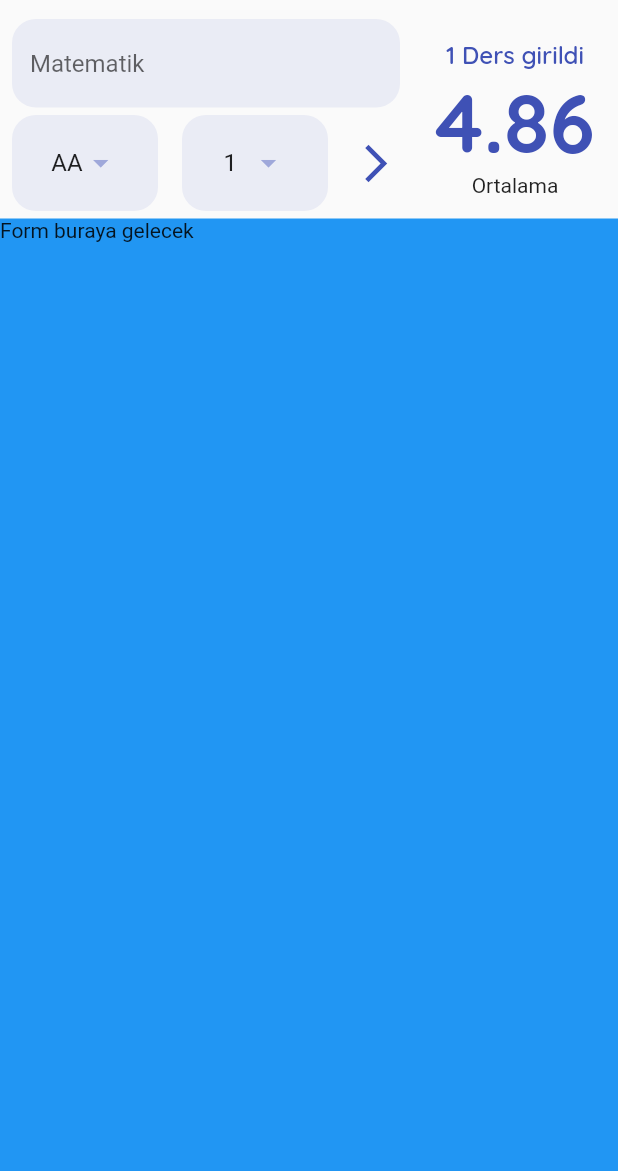
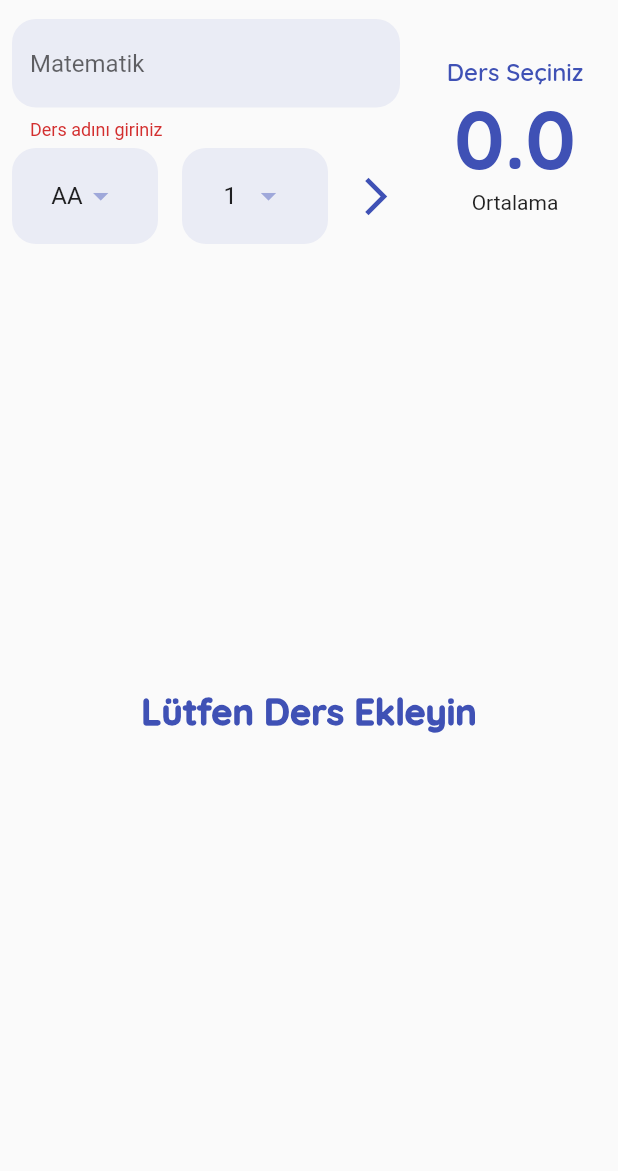
Before and after one commit to durmus-pala/flutterLessons, a Flutter app: the screen it shows after launch, after a tap on the "arrow forward ios" icon, on a phone screen of 412 x 824 dp, the part 65-1236 px from its top. Run offline on Flutter 3.47's test engine with Material 2 defaults, Android fonts, the phone set to English and light mode, and no system bars; our stand-ins replace google_fonts, palette_generator; missing offline and left inert: dart:ffi.

Commit message:
complete ortalama_hesapla_app

```diff
--- a/dinamik_not_ort/dinamik_ortalama_hesapla/lib/helper/data_helper.dart
+++ b/dinamik_not_ort/dinamik_ortalama_hesapla/lib/helper/data_helper.dart
@@ -1,6 +1,25 @@
+import 'package:dinamik_ortalama_hesapla/model/ders.dart';
 import 'package:flutter/material.dart';
 
 class DataHelper {
+  static List<Ders> tumEklenenDersler = [];
+
+  static dersEkle(Ders ders) {
+    tumEklenenDersler.add(ders);
+  }
+
+  static double ortalamaHesapla() {
+    double toplamNot = 0;
+    double toplamKredi = 0;
+
+    tumEklenenDersler.forEach((element) {
+      toplamNot = toplamNot + (element.krediDegeri * element.harfDegeri);
+      toplamKredi += element.krediDegeri;
+    });
+
+    return toplamNot / toplamKredi;
+  }
+
   static List<String> _tumDersHarfleri() {
     return ['AA', 'BA', 'BB', 'CB', 'CC', 'DC', 'DD', 'FD', 'FF'];
   }
--- /dev/null
+++ b/dinamik_not_ort/dinamik_ortalama_hesapla/lib/model/ders.dart
@@ -0,0 +1,13 @@
+class Ders {
+  final String ad;
+  final double harfDegeri;
+  final double krediDegeri;
+
+  Ders({required this.ad, required this.harfDegeri, required this.krediDegeri});
+
+  @override
+  String toString() {
+    // TODO: implement toString
+    return '$ad, $harfDegeri, $krediDegeri';
+  }
+}
--- /dev/null
+++ b/dinamik_not_ort/dinamik_ortalama_hesapla/lib/widgets/ders_listesi.dart
@@ -0,0 +1,49 @@
+import 'package:dinamik_ortalama_hesapla/constants/app_constant.dart';
+import 'package:dinamik_ortalama_hesapla/helper/data_helper.dart';
+import 'package:dinamik_ortalama_hesapla/model/ders.dart';
+import 'package:flutter/material.dart';
+
+class DersListesi extends StatelessWidget {
+  final Function onElemanCikarildi;
+  const DersListesi({required this.onElemanCikarildi, Key? key})
+      : super(key: key);
+
+  @override
+  Widget build(BuildContext context) {
+    List<Ders> tumDersler = DataHelper.tumEklenenDersler;
+    return tumDersler.isNotEmpty
+        ? (ListView.builder(
+            itemCount: tumDersler.length,
+            itemBuilder: (context, index) {
+              return Dismissible(
+                key: UniqueKey(),
+                direction: DismissDirection.startToEnd,
+                onDismissed: (a) {
+                  onElemanCikarildi(index);
+                },
+                child: Padding(
+                  padding: const EdgeInsets.all(2.0),
+                  child: Card(
+                      child: ListTile(
+                    title: Text(tumDersler[index].ad),
+                    leading: CircleAvatar(
+                      backgroundColor: Sabitler.anaRenk,
+                      child: Text((tumDersler[index].harfDegeri *
+                              tumDersler[index].krediDegeri)
+                          .toStringAsFixed(1)),
+                    ),
+                    subtitle: Text(
+                        '${tumDersler[index].krediDegeri} Kredi, Not Değeri ${tumDersler[index].harfDegeri}'),
+                  )),
+                ),
+              );
+            }))
+        : Container(
+            child: Center(
+                child: Text(
+              'Lütfen Ders Ekleyin',
+              style: Sabitler.baslikStyle,
+            )),
+          );
+  }
+}
--- /dev/null
+++ b/dinamik_not_ort/dinamik_ortalama_hesapla/lib/widgets/harf_dropdown_widget.dart
@@ -0,0 +1,39 @@
+import 'package:dinamik_ortalama_hesapla/constants/app_constant.dart';
+import 'package:dinamik_ortalama_hesapla/helper/data_helper.dart';
+import 'package:flutter/material.dart';
+
+class HarfDrordownWidget extends StatefulWidget {
+  final Function onHarfSecildi;
+  HarfDrordownWidget({required this.onHarfSecildi, Key? key}) : super(key: key);
+
+  @override
+  _HarfDrordownWidgetState createState() => _HarfDrordownWidgetState();
+}
+
+class _HarfDrordownWidgetState extends State<HarfDrordownWidget> {
+  double secilenHarfDegeri = 4;
+  @override
+  Widget build(BuildContext context) {
+    return Container(
+      alignment: Alignment.center,
+      padding: Sabitler.dropDownPadding,
+      decoration: BoxDecoration(
+        color: Sabitler.anaRenk.shade100.withOpacity(0.3),
+        borderRadius: Sabitler.borderRadius,
+      ),
+      child: DropdownButton<double>(
+        elevation: 16,
+        iconEnabledColor: Sabitler.anaRenk.shade200,
+        onChanged: (deger) {
+          setState(() {
+            secilenHarfDegeri = deger!;
+            widget.onHarfSecildi(secilenHarfDegeri);
+          });
+        },
+        value: secilenHarfDegeri,
+        underline: Container(),
+        items: DataHelper.tumDerslerinHarfleri(),
+      ),
+    );
+  }
+}
--- /dev/null
+++ b/dinamik_not_ort/dinamik_ortalama_hesapla/lib/widgets/kredi_dropdown_widget.dart
@@ -0,0 +1,40 @@
+import 'package:dinamik_ortalama_hesapla/constants/app_constant.dart';
+import 'package:dinamik_ortalama_hesapla/helper/data_helper.dart';
+import 'package:flutter/material.dart';
+
+class KrediDropdownWidget extends StatefulWidget {
+  final Function onKrediSecildi;
+  const KrediDropdownWidget({required this.onKrediSecildi, Key? key})
+      : super(key: key);
+
+  @override
+  State<KrediDropdownWidget> createState() => _KrediDropdownWidgetState();
+}
+
+class _KrediDropdownWidgetState extends State<KrediDropdownWidget> {
+  double secilenKrediDegeri = 1;
+  @override
+  Widget build(BuildContext context) {
+    return Container(
+      alignment: Alignment.center,
+      padding: Sabitler.dropDownPadding,
+      decoration: BoxDecoration(
+        color: Sabitler.anaRenk.shade100.withOpacity(0.3),
+        borderRadius: Sabitler.borderRadius,
+      ),
+      child: DropdownButton<double>(
+        elevation: 16,
+        iconEnabledColor: Sabitler.anaRenk.shade200,
+        onChanged: (deger) {
+          setState(() {
+            secilenKrediDegeri = deger!;
+            widget.onKrediSecildi(secilenKrediDegeri);
+          });
+        },
+        value: secilenKrediDegeri,
+        underline: Container(),
+        items: DataHelper.tumDerslerinKredileri(),
+      ),
+    );
+  }
+}
--- a/dinamik_not_ort/dinamik_ortalama_hesapla/lib/widgets/ortalama_hesapla_page.dart
+++ b/dinamik_not_ort/dinamik_ortalama_hesapla/lib/widgets/ortalama_hesapla_page.dart
@@ -1,5 +1,9 @@
 import 'package:dinamik_ortalama_hesapla/constants/app_constant.dart';
 import 'package:dinamik_ortalama_hesapla/helper/data_helper.dart';
+import 'package:dinamik_ortalama_hesapla/model/ders.dart';
+import 'package:dinamik_ortalama_hesapla/widgets/ders_listesi.dart';
+import 'package:dinamik_ortalama_hesapla/widgets/harf_dropdown_widget.dart';
+import 'package:dinamik_ortalama_hesapla/widgets/kredi_dropdown_widget.dart';
 import 'package:dinamik_ortalama_hesapla/widgets/ortalama_goster.dart';
 import 'package:flutter/material.dart';
 
@@ -11,13 +15,16 @@
 }
 
 class OrtalamaHesaplaPageState extends State<OrtalamaHesaplaPage> {
+  List<Ders> tumDersler = [];
   var formKey = GlobalKey<FormState>();
   double secilenHarfDegeri = 4;
   double secilenKrediDegeri = 1;
+  String girilenDersAdi = "";
 
   @override
   Widget build(BuildContext context) {
     return Scaffold(
+      resizeToAvoidBottomInset: false,
       appBar: AppBar(
         backgroundColor: Colors.transparent,
         elevation: 0,
@@ -37,15 +44,20 @@
             ),
             Expanded(
                 flex: 1,
-                child: OrtalamaGoster(dersSayisi: 1, ortalama: 4.85987))
+                child: OrtalamaGoster(
+                  dersSayisi: DataHelper.tumEklenenDersler.length,
+                  ortalama: DataHelper.ortalamaHesapla(),
+                ))
           ],
         ),
         Expanded(
-          child: Container(
-            child: Text('Form buraya gelecek'),
-            color: Colors.blue,
+          child: DersListesi(
+            onElemanCikarildi: (index) {
+              DataHelper.tumEklenenDersler.removeAt(index);
+              setState(() {});
+            },
           ),
-        )
+        ),
       ]),
     );
   }
@@ -68,17 +80,35 @@
               Expanded(
                 child: Padding(
                   padding: Sabitler.yatayPadding8,
-                  child: _buildHarfler(),
+                  child: HarfDrordownWidget(
+                    onHarfSecildi: (harf) {
+                      secilenHarfDegeri = harf;
+                    },
+                  ),
                 ),
               ),
               Expanded(
                 child: Padding(
                   padding: Sabitler.yatayPadding8,
-                  child: _buildKrediler(),
+                  child: KrediDropdownWidget(
+                    onKrediSecildi: (kredi) {
+                      secilenKrediDegeri = kredi;
+                    },
+                  ),
                 ),
               ),
               IconButton(
-                onPressed: () {},
+                onPressed: () {
+                  if (formKey.currentState!.validate()) {
+                    formKey.currentState!.save();
+                    var eklenecekDers = Ders(
+                        ad: girilenDersAdi,
+                        harfDegeri: secilenHarfDegeri,
+                        krediDegeri: secilenKrediDegeri);
+                    DataHelper.dersEkle(eklenecekDers);
+                    setState(() {});
+                  }
+                },
                 icon: Icon(Icons.arrow_forward_ios_sharp),
                 color: Sabitler.anaRenk,
                 iconSize: 30,
@@ -95,6 +125,17 @@
 
   _buildTextFormField() {
     return TextFormField(
+      onSaved: (deger) {
+        setState(() {
+          girilenDersAdi = deger!;
+        });
+      },
+      validator: (s) {
+        if (s!.isEmpty) {
+          return 'Ders adını giriniz';
+        } else
+          return null;
+      },
       decoration: InputDecoration(
           hintText: 'Matematik',
           border: OutlineInputBorder(
@@ -105,52 +146,4 @@
           fillColor: Sabitler.anaRenk.shade100.withOpacity(0.3)),
     );
   }
-
-  _buildHarfler() {
-    return Container(
-      alignment: Alignment.center,
-      padding: Sabitler.dropDownPadding,
-      decoration: BoxDecoration(
-        color: Sabitler.anaRenk.shade100.withOpacity(0.3),
-        borderRadius: Sabitler.borderRadius,
-      ),
-      child: DropdownButton<double>(
-        value: secilenHarfDegeri,
-        elevation: 16,
-        iconEnabledColor: Sabitler.anaRenk.shade200,
-        onChanged: (deger) {
-          setState(() {
-            secilenHarfDegeri = deger!;
-            //print(deger);
-          });
-        },
-        underline: Container(),
-        items: DataHelper.tumDerslerinHarfleri(),
-      ),
-    );
-  }
-
-  _buildKrediler() {
-    return Container(
-      alignment: Alignment.center,
-      padding: Sabitler.dropDownPadding,
-      decoration: BoxDecoration(
-        color: Sabitler.anaRenk.shade100.withOpacity(0.3),
-        borderRadius: Sabitler.borderRadius,
-      ),
-      child: DropdownButton<double>(
-        value: secilenKrediDegeri,
-        elevation: 16,
-        iconEnabledColor: Sabitler.anaRenk.shade200,
-        onChanged: (deger) {
-          setState(() {
-            secilenKrediDegeri = deger!;
-            // print(deger);
-          });
-        },
-        underline: Container(),
-        items: DataHelper.tumDerslerinKredileri(),
-      ),
-    );
-  }
 }
```
